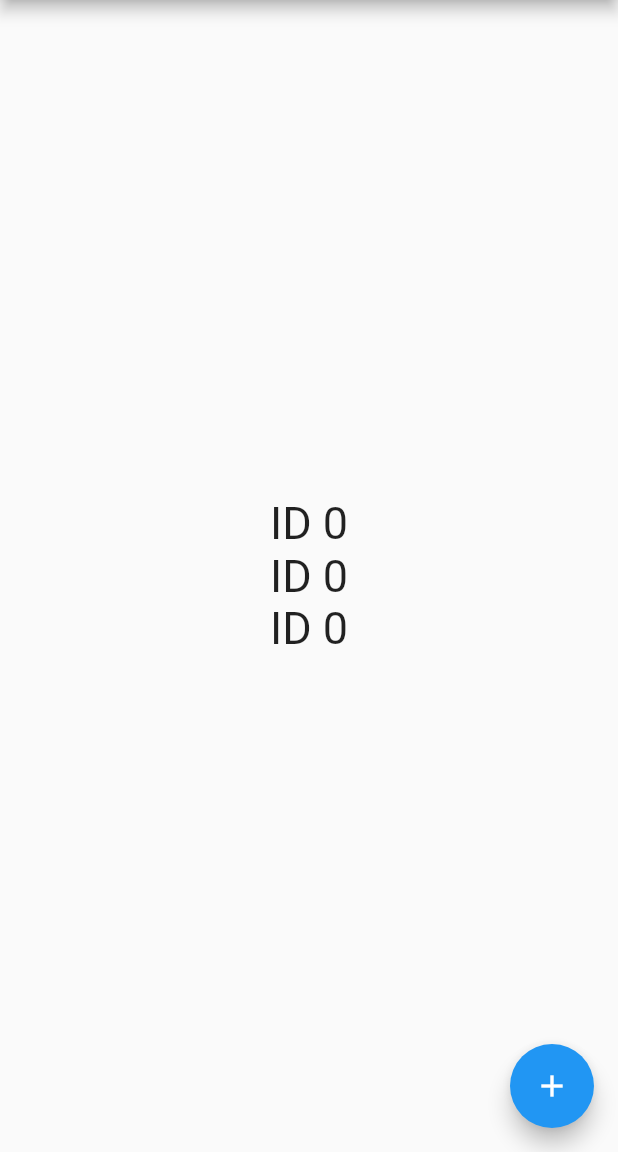
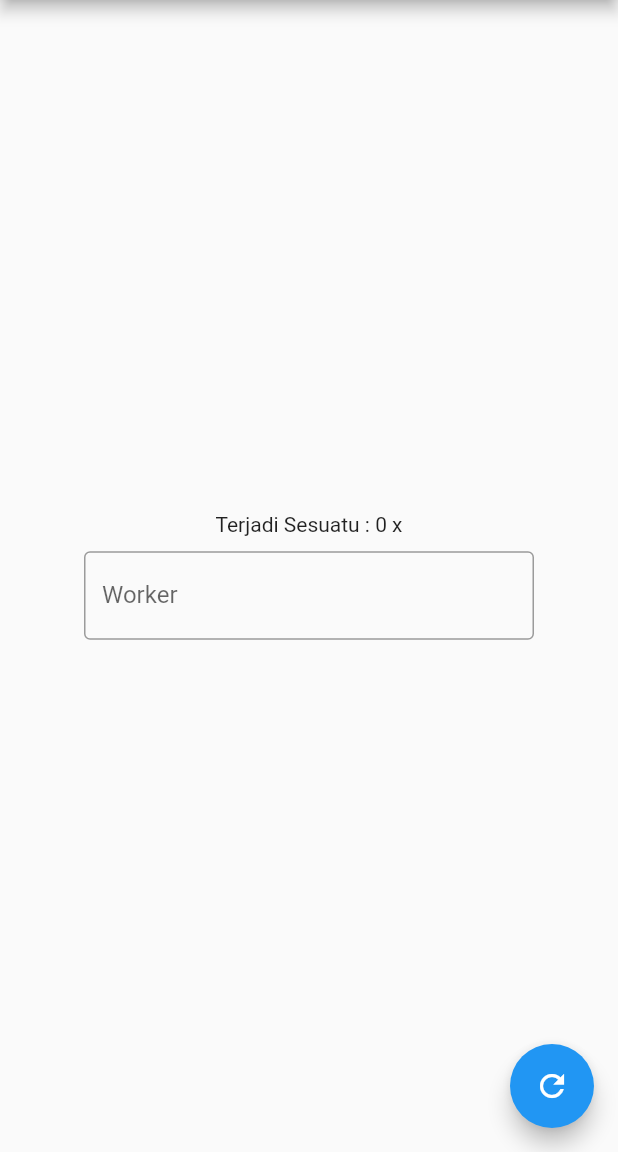
Before and after one commit to rizkitirta/Flutter_GetX, a Flutter app: the screen it shows after launch, on a phone screen of 412 x 824 dp, the part 84-1236 px from its top. Run offline on Flutter 3.47's test engine with Material 2 defaults, Android fonts, the phone set to English and light mode, and no system bars; our stand-ins replace get.

Commit message:
GetX Workers

```diff
--- a/flutter_getx/lib/controllers/orang_controller.dart
+++ /dev/null
@@ -1,24 +0,0 @@
-import 'package:flutter_getx/models/orang.dart';
-import 'package:get/get.dart';
-
-class OrangController extends GetxController {
-  var orang = Orang(nama: "tirta", umur: 19).obs;
-
-  void changeToUpper() {
-    orang.update((val) {
-      orang.value.nama = orang.value.nama.toString().toUpperCase();
-    });
-  }
-
-  void changeToLower() {
-    orang.update((val) {
-      orang.value.nama = orang.value.nama.toString().toLowerCase();
-    });
-  }
-
-  var count = 0;
-  void add() {
-    count++;
-    update();
-  }
-}
--- a/flutter_getx/lib/main.dart
+++ b/flutter_getx/lib/main.dart
@@ -2,6 +2,7 @@ import 'dart:developer';
 
 import 'package:flutter/cupertino.dart';
 import 'package:flutter/material.dart';
+import 'package:flutter_getx/controllers/countController.dart';
 import 'package:flutter_getx/controllers/orang_controller.dart';
 import 'package:get/get.dart';
 
@@ -22,7 +23,7 @@ class MainPage extends StatelessWidget {
 
 class HomePage extends StatelessWidget {
   // final orangController = Get.find<OrangController>();
-  final CountController = Get.put(CounterController());
+  final count = Get.put(CountController());
 
   @override
   Widget build(BuildContext context) {
@@ -34,62 +35,28 @@ class HomePage extends StatelessWidget {
           child: Column(
         mainAxisAlignment: MainAxisAlignment.center,
         children: [
-          GetBuilder<CounterController>(
-            id: 1,
-            builder: (_) => Text(
-              "ID ${CountController.count}",
-              style: TextStyle(fontSize: 30),
-            ),
+          Obx(() => Text("Terjadi Sesuatu : ${count.count} x")),
+          SizedBox(
+            height: 10,
           ),
-          GetBuilder<CounterController>(
-            id: 2,
-            builder: (_) => Text(
-              "ID ${CountController.count}",
-              style: TextStyle(fontSize: 30),
-            ),
-          ),
-          GetBuilder<CounterController>(
-            id: 3,
-            builder: (_) => Text(
-              "ID ${CountController.count}",
-              style: TextStyle(fontSize: 30),
-            ),
-          ),
-          // GetX<OrangController>(
-          //   init: OrangController(),
-          //   builder: (controller) => Text(
-          //     "Nama Saya ",
-          //     style: TextStyle(fontSize: 30),
-          //   ),
-          // ),
-          // SizedBox(
-          //   height: 10,
-          // ),
-          // GetBuilder<OrangController>(
-          //     init: OrangController(),
-          //     builder: (controller) => Text("Angka ${controller.count}"))
+          Container(
+            width: 300,
+            child: TextField(
+                onChanged: (_) => count.change(),
+                decoration: InputDecoration(
+                    border: OutlineInputBorder(), labelText: "Worker")),
+          )
         ],
       )),
       floatingActionButton: Row(
         mainAxisAlignment: MainAxisAlignment.end,
         children: [
           FloatingActionButton(
-            child: Icon(Icons.add),
-            onPressed: () {
-              Get.find<CounterController>().add();
-            },
+            child: Icon(Icons.refresh),
+            onPressed: () => count.reset(),
           ),
         ],
       ),
     );
   }
 }
-
-class CounterController extends GetxController {
-  var count = 0.obs;
-
-  void add() {
-    count++;
-    update([2,3]);
-  }
-}
```
Also changed, not shown: flutter_getx/lib/controllers/countController.dart (added, +29 -0 lines).
